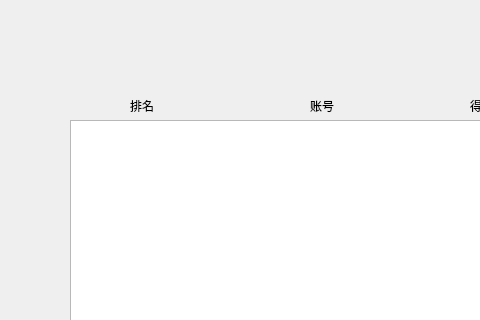
The window that rank.ui (YTGhost/LLK) describes before a commit, drawn with Qt 5; both pictures show x 0 to 480 and y 0 to 320 of the 703 by 824 pixel window.
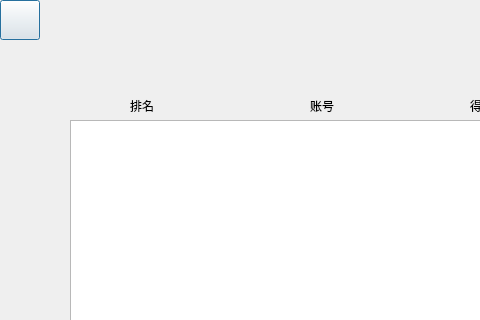
The same window after the commit. Icons and pictures are not drawn.

```diff
--- a/rank.ui
+++ b/rank.ui
@@ -83,6 +83,24 @@
     <string>得分</string>
    </property>
   </widget>
+  <widget class="QPushButton" name="backBtn">
+   <property name="geometry">
+    <rect>
+     <x>0</x>
+     <y>0</y>
+     <width>40</width>
+     <height>40</height>
+    </rect>
+   </property>
+   <property name="styleSheet">
+    <string notr="true">QPushButton{border-image:url(:/pic/icon/back-arrow.png);}
+QPushButton:hover{border-image:url(:/pic/icon/back-arrow-focused.png);}
+QPushButton:pressed{border-image:url(:/pic/icon/back-arrow-focused.png);}</string>
+   </property>
+   <property name="text">
+    <string/>
+   </property>
+  </widget>
  </widget>
  <resources/>
  <connections/>
```
